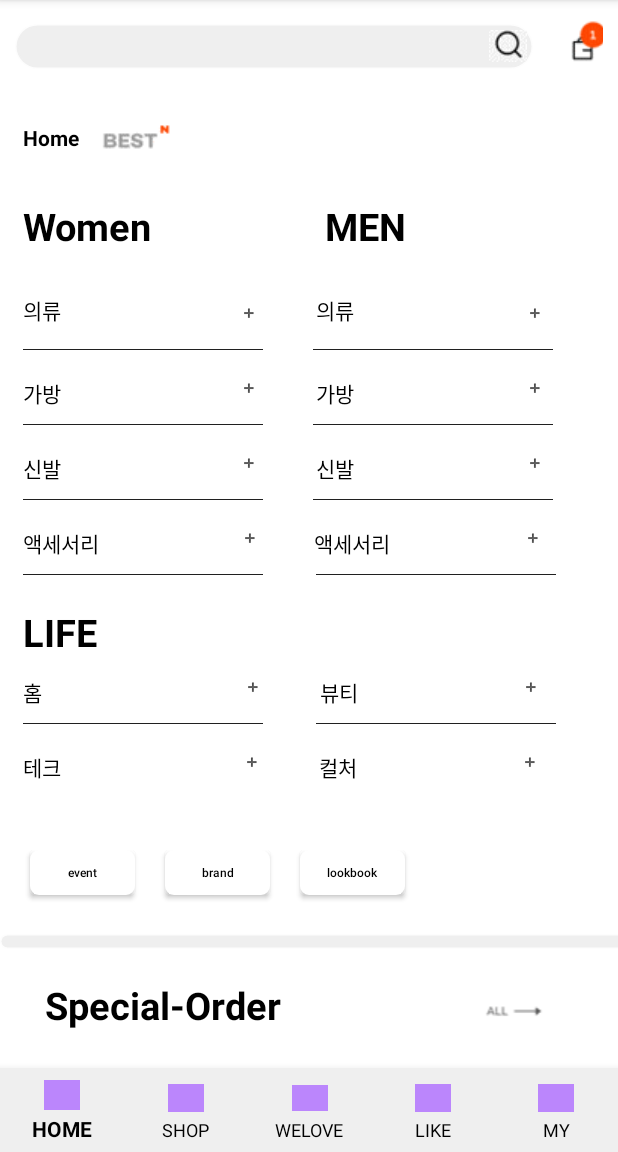
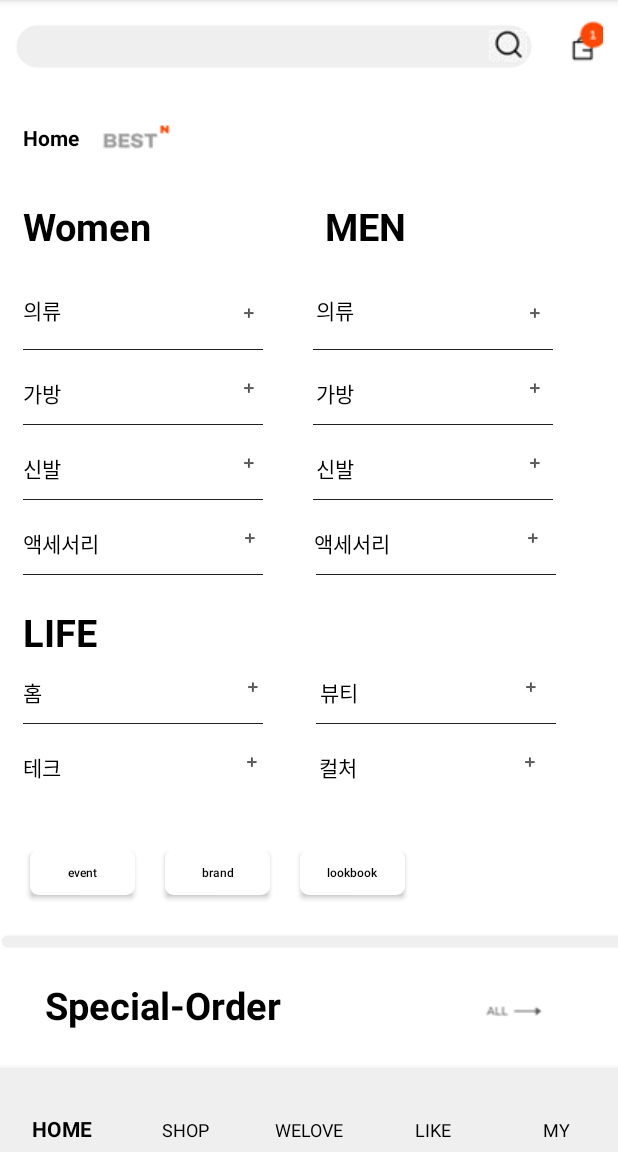
Before and after one commit to kim-jiha95/29cm_clone, an Android app: the screen it shows after launch (MainActivity), on a phone screen of 412 x 824 dp, the part 84-1236 px from its top. Run offline under Robolectric (Android 15) with nearby library versions, the phone set to English and light mode, and no system bars.

Commit message:
[add] 29cm clone / icontint issue

```diff
--- a/app/src/main/res/layout/activity_main.xml
+++ b/app/src/main/res/layout/activity_main.xml
@@ -16,7 +16,7 @@
     android:id="@+id/bottomNavigationView"
     android:layout_alignParentBottom="true"
     android:background="@color/tab_gray"
-    app:itemIconTint="@color/purple_200"
+    app:itemIconTint="@color/tab_gray"
     app:itemTextColor="@color/black"
     android:layout_width="match_parent"
     android:layout_height="wrap_content"
```
